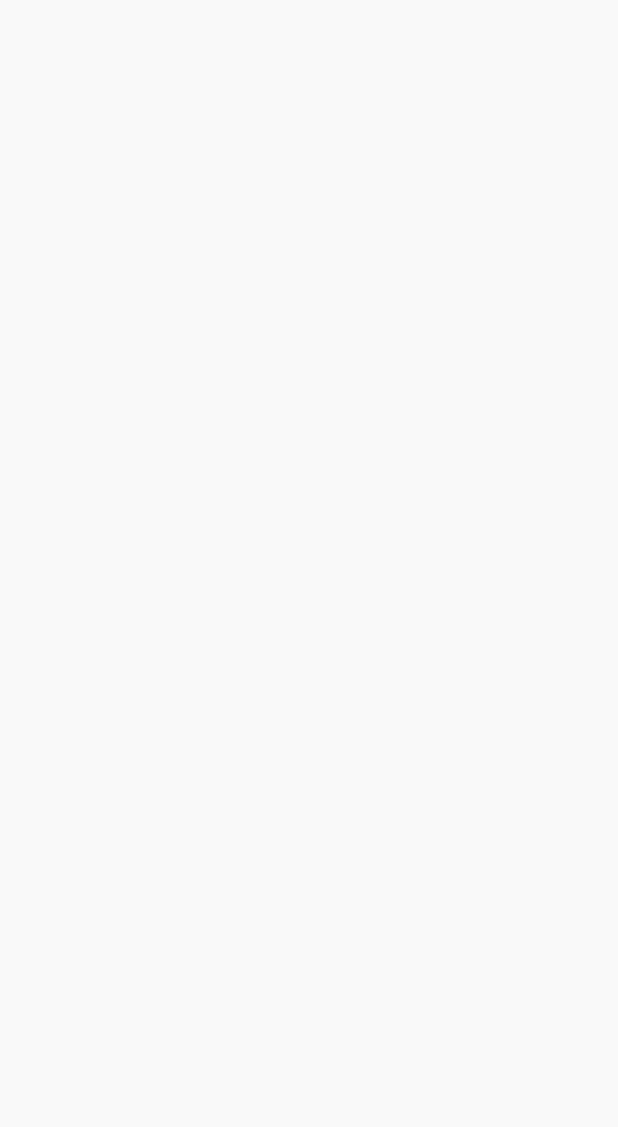
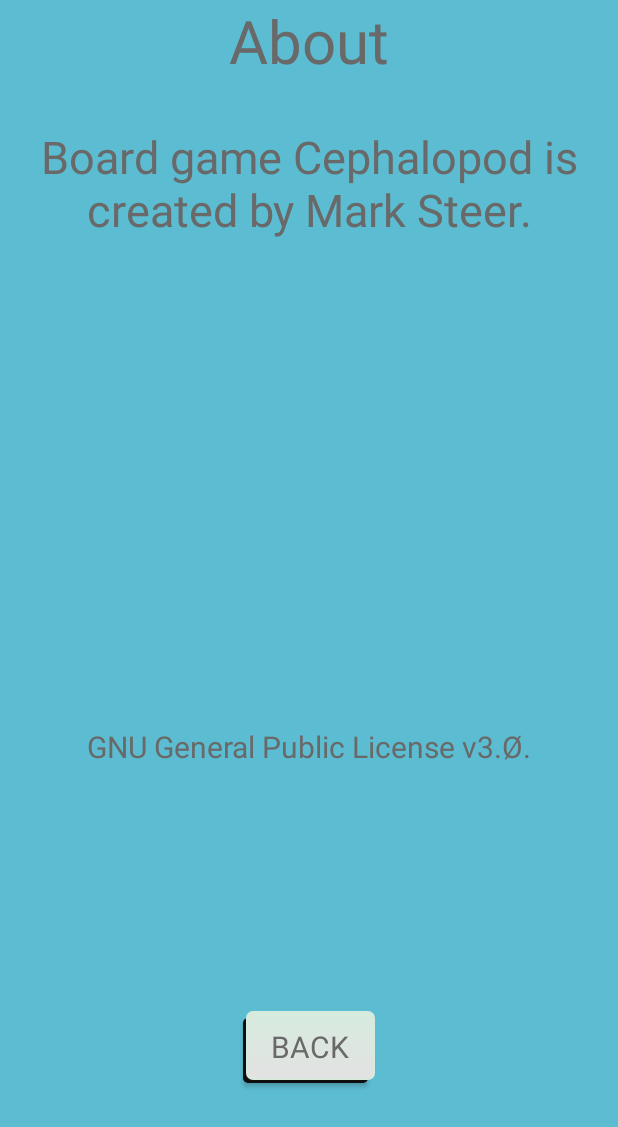
Before and after one commit to speaknomadic/Cephalopod-for-Android, an Android app: the AboutActivity screen opened directly, with no data from a screen before it, on a phone screen of 412 x 824 dp. Before the commit the part shown is empty. Shown: the top 1127 px of the screen. Run offline under Robolectric (Android 15) with nearby library versions, the phone set to English and light mode, and no system bars.

Commit message:
About added

```diff
--- a/CephalopodforAndroid/src/main/res/layout/activity_about.xml
+++ b/CephalopodforAndroid/src/main/res/layout/activity_about.xml
@@ -1,8 +1,65 @@
 <?xml version="1.0" encoding="utf-8"?>
-<RelativeLayout xmlns:android="http://schemas.android.com/apk/res/android"
+<LinearLayout xmlns:android="http://schemas.android.com/apk/res/android"
     xmlns:tools="http://schemas.android.com/tools"
     android:layout_width="match_parent"
     android:layout_height="match_parent"
-    tools:context="cephalopod.board.game.AboutActivity">
+    tools:context="cephalopod.board.game.AboutActivity"
+    android:orientation="vertical"
+    android:background="@color/blue">
+<LinearLayout
+    android:layout_width="match_parent"
+    android:layout_height="0dp"
+    android:layout_weight="1"
+    android:orientation="vertical">
+    <TextView
+        android:layout_width="match_parent"
+        android:layout_height="wrap_content"
+        android:text="About"
+        android:textSize="40sp"
+        android:gravity="center"
+        android:textColor="@color/darkGrey"
 
-</RelativeLayout>
+        />
+    <TextView
+        android:layout_width="match_parent"
+        android:layout_height="match_parent"
+        android:text="Board game Cephalopod is created by Mark Steer."
+        android:textSize="30sp"
+        android:layout_marginTop="30dp"
+        android:gravity="center_horizontal"
+        android:textColor="@color/darkGrey"/>
+
+    </LinearLayout>
+<LinearLayout
+    android:layout_width="match_parent"
+    android:layout_height="0dp"
+    android:layout_weight="1"
+    android:orientation="vertical">
+
+    <TextView
+        android:layout_width="match_parent"
+        android:layout_height="match_parent"
+        android:text="GNU General Public License v3.Ø."
+        android:textSize="20sp"
+        android:layout_marginTop="-240dp"
+        android:gravity="center"
+        android:textColor="@color/darkGrey"/>
+    <Button
+        android:id="@+id/aboutBack_button"
+        android:layout_width="wrap_content"
+        android:layout_height="wrap_content"
+        android:layout_alignParentBottom="true"
+        android:layout_gravity="center"
+        android:layout_marginTop="-150dp"
+        android:background="@drawable/shadow"
+        android:fontFamily="@string/app_name"
+        android:onClick="back"
+        android:text="Back"
+        android:textColor="@color/darkGrey"
+        android:textSize="20sp"
+
+
+        />
+</LinearLayout>
+
+</LinearLayout>
```
